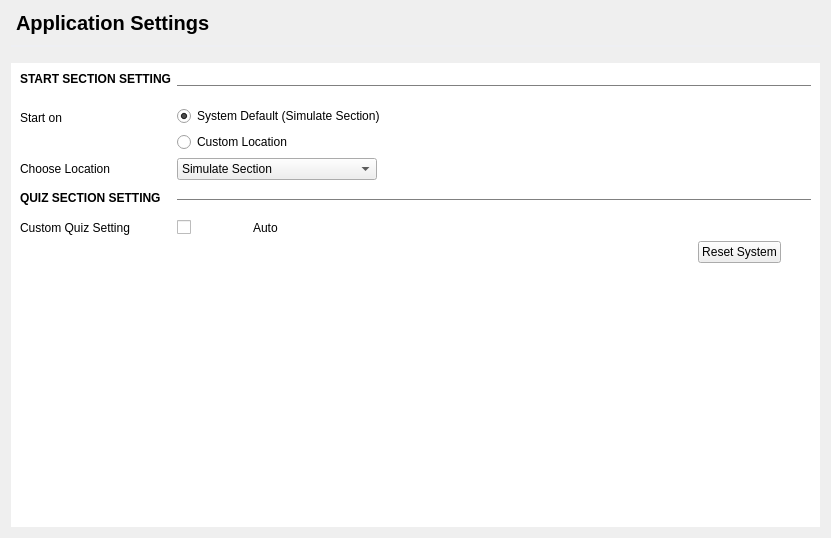
Qt form src/views/manage_view.ui (devforgely/MFA-Simulator) before a commit.
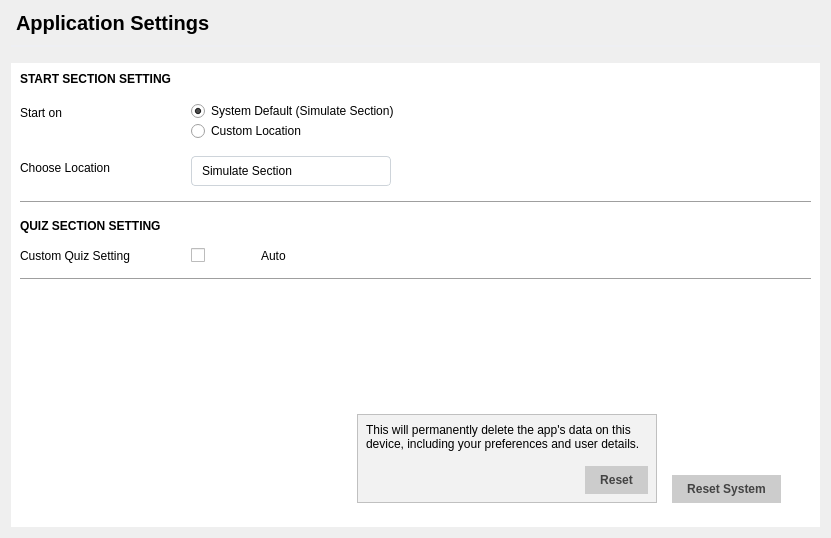
The same form after that commit. Custom widgets are drawn as their Qt base class.

What changed in the file:
```diff
--- a/src/views/manage_view.ui
+++ b/src/views/manage_view.ui
@@ -24,7 +24,59 @@
 
 #manage_content {
 	background-color: white;
-}</string>
+}
+
+#manage_content QComboBox {
+	border: 1px solid #ced4da;
+	border-radius: 4px;
+	padding-left: 10px;
+}
+
+#manage_content QComboBox::drop-down {
+	border: 0px;
+}
+
+#manage_content QComboBox:on {
+	border: 4px solid #c2dbfe;
+}
+
+#manage_content QComboBox QListView {
+	font-size: 12px;
+	border: 1px solid rbga(0,0,0,0.1);
+	padding: 5px;
+	background-color: #fff;
+	outline: 0px;
+}
+
+#manage_content QComboBox QListView:item {
+	padding-left: 10px;
+	background-color: #fff;
+}
+
+#reset_btn, #reset_2_btn {
+	border: none;
+	background-color: #cccccc;
+	font-weight: bold;
+	color: #434343;
+	padding: 7px 15px;
+}
+
+#reset_btn:hover {
+	background-color: #9a9a9a;
+}
+
+#reset_2_btn:hover {
+	background-color: #d5786c;
+	border: 1px solid #434343;
+}
+
+#reset_container {
+	background-color: #f2f2f2;
+	border: 1px solid silver;
+}
+
+
+</string>
   </property>
   <layout class="QVBoxLayout" name="verticalLayout">
    <item>
@@ -84,6 +136,12 @@
          <layout class="QVBoxLayout" name="verticalLayout_2">
           <item>
            <layout class="QFormLayout" name="formLayout">
+            <property name="horizontalSpacing">
+             <number>20</number>
+            </property>
+            <property name="verticalSpacing">
+             <number>15</number>
+            </property>
             <item row="0" column="0">
              <widget class="QLabel" name="label">
               <property name="styleSheet">
@@ -98,19 +156,6 @@
               </property>
              </widget>
             </item>
-            <item row="0" column="1">
-             <widget class="QLabel" name="label_4">
-              <property name="styleSheet">
-               <string notr="true">border: none;
-border-top: 1px solid gray;
-margin-top: 13px;
-</string>
-              </property>
-              <property name="text">
-               <string/>
-              </property>
-             </widget>
-            </item>
             <item row="1" column="0">
              <widget class="QLabel" name="label_2">
               <property name="text">
@@ -148,6 +193,12 @@
             </item>
             <item row="2" column="1">
              <widget class="QComboBox" name="start_up_combobox">
+              <property name="minimumSize">
+               <size>
+                <width>0</width>
+                <height>30</height>
+               </size>
+              </property>
               <property name="maximumSize">
                <size>
                 <width>200</width>
@@ -181,34 +232,14 @@
               </item>
              </widget>
             </item>
-            <item row="5" column="1">
-             <layout class="QHBoxLayout" name="horizontalLayout">
-              <property name="rightMargin">
-               <number>30</number>
-              </property>
-              <item alignment="Qt::AlignRight">
-               <widget class="QPushButton" name="reset_btn">
-                <property name="text">
-                 <string>Reset System</string>
-                </property>
-               </widget>
-              </item>
-             </layout>
-            </item>
-            <item row="3" column="1">
-             <widget class="QLabel" name="label_6">
-              <property name="styleSheet">
-               <string notr="true">border: none;
-border-top: 1px solid gray;
-margin-top: 13px;
-</string>
-              </property>
-              <property name="text">
-               <string/>
+            <item row="3" column="0" colspan="2">
+             <widget class="Line" name="line">
+              <property name="orientation">
+               <enum>Qt::Horizontal</enum>
               </property>
              </widget>
             </item>
-            <item row="3" column="0">
+            <item row="4" column="0">
              <widget class="QLabel" name="label_5">
               <property name="styleSheet">
                <string notr="true">font-size: 12pts;
@@ -217,16 +248,19 @@
               <property name="text">
                <string>QUIZ SECTION SETTING</string>
               </property>
+              <property name="alignment">
+               <set>Qt::AlignLeading|Qt::AlignLeft|Qt::AlignTop</set>
+              </property>
              </widget>
             </item>
-            <item row="4" column="0">
+            <item row="5" column="0">
              <widget class="QLabel" name="label_7">
               <property name="text">
                <string>Custom Quiz Setting</string>
               </property>
              </widget>
             </item>
-            <item row="4" column="1">
+            <item row="5" column="1">
              <layout class="QHBoxLayout" name="horizontalLayout_2">
               <property name="leftMargin">
                <number>0</number>
@@ -255,6 +289,94 @@
                </widget>
               </item>
              </layout>
+            </item>
+            <item row="7" column="0">
+             <spacer name="verticalSpacer">
+              <property name="orientation">
+               <enum>Qt::Vertical</enum>
+              </property>
+              <property name="sizeHint" stdset="0">
+               <size>
+                <width>20</width>
+                <height>40</height>
+               </size>
+              </property>
+             </spacer>
+            </item>
+            <item row="6" column="0" colspan="2">
+             <widget class="Line" name="line_2">
+              <property name="orientation">
+               <enum>Qt::Horizontal</enum>
+              </property>
+             </widget>
+            </item>
+           </layout>
+          </item>
+          <item>
+           <layout class="QHBoxLayout" name="horizontalLayout">
+            <property name="spacing">
+             <number>15</number>
+            </property>
+            <property name="topMargin">
+             <number>7</number>
+            </property>
+            <property name="rightMargin">
+             <number>30</number>
+            </property>
+            <property name="bottomMargin">
+             <number>15</number>
+            </property>
+            <item>
+             <spacer name="horizontalSpacer">
+              <property name="orientation">
+               <enum>Qt::Horizontal</enum>
+              </property>
+              <property name="sizeHint" stdset="0">
+               <size>
+                <width>40</width>
+                <height>20</height>
+               </size>
+              </property>
+             </spacer>
+            </item>
+            <item alignment="Qt::AlignBottom">
+             <widget class="QWidget" name="reset_container" native="true">
+              <property name="minimumSize">
+               <size>
+                <width>300</width>
+                <height>0</height>
+               </size>
+              </property>
+              <layout class="QVBoxLayout" name="verticalLayout_5">
+               <property name="spacing">
+                <number>15</number>
+               </property>
+               <item>
+                <widget class="QLabel" name="label_4">
+                 <property name="text">
+                  <string>This will permanently delete the app's data on this device, including your preferences and user details.</string>
+                 </property>
+                 <property name="wordWrap">
+                  <bool>true</bool>
+                 </property>
+                </widget>
+               </item>
+               <item alignment="Qt::AlignRight">
+                <widget class="QPushButton" name="reset_2_btn">
+                 <property name="text">
+                  <string>Reset</string>
+                 </property>
+                </widget>
+               </item>
+              </layout>
+             </widget>
+            </item>
+            <item alignment="Qt::AlignRight|Qt::AlignBottom">
+             <widget class="QPushButton" name="reset_btn">
+              <property name="text">
+               <string>Reset System</string>
+              </property>
+             </widget>
             </item>
            </layout>
           </item>
```
